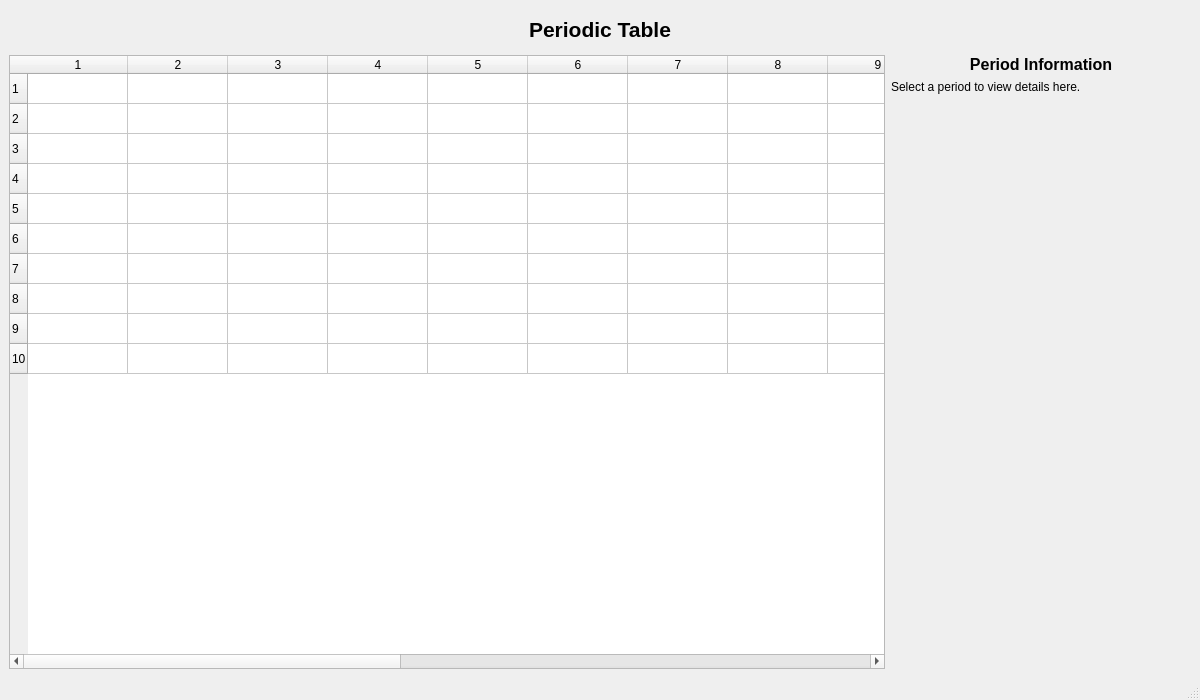
The window that ModernCppQTApp/src/periodictablewindow.ui (pawcijo/CppPlayground) describes before a commit, drawn with Qt 5.
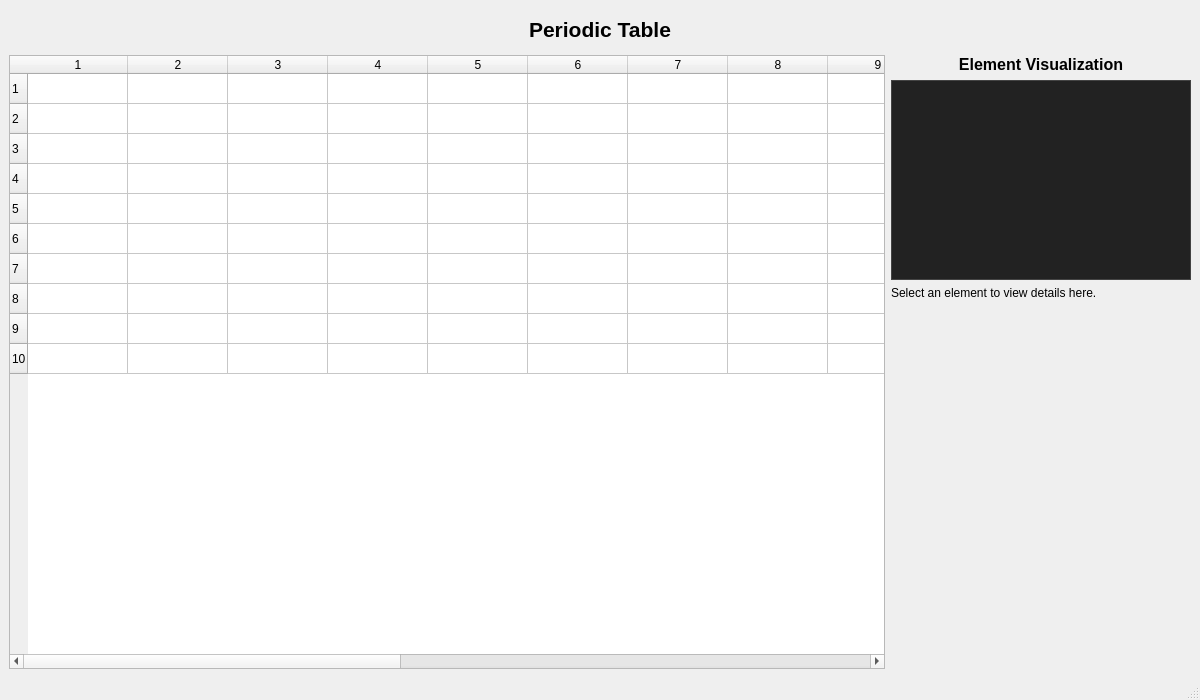
The same window after the commit.

Commit message: Replace exception in static lib, add small vulkan window in Qt

```diff
--- a/ModernCppQTApp/src/periodictablewindow.ui
+++ b/ModernCppQTApp/src/periodictablewindow.ui
@@ -62,7 +62,7 @@
         <item>
          <widget class="QLabel" name="labelPeriodInfoTitle">
           <property name="text">
-           <string>Period Information</string>
+           <string>Element Visualization</string>
           </property>
           <property name="alignment">
            <set>Qt::AlignCenter</set>
@@ -75,10 +75,27 @@
           </property>
          </widget>
         </item>
+        <item>
+         <!-- Vulkan rendering area placeholder -->
+         <widget class="QWidget" name="vulkanWidgetPlaceholder">
+          <property name="minimumSize">
+           <size>
+            <width>300</width>
+            <height>200</height>
+           </size>
+          </property>
+          <property name="styleSheet">
+           <string notr="true">background-color: #222222; border: 1px solid #444;</string>
+          </property>
+          <property name="toolTip">
+           <string>Vulkan-rendered visualization will appear here.</string>
+          </property>
+         </widget>
+        </item>
         <item>
          <widget class="QLabel" name="labelPeriodInfoContent">
           <property name="text">
-           <string>Select a period to view details here.</string>
+           <string>Select an element to view details here.</string>
           </property>
           <property name="wordWrap">
            <bool>true</bool>
@@ -102,7 +119,7 @@
           <property name="sizeHint" stdset="0">
            <size>
             <width>5</width>
-            <height>200</height>
+            <height>150</height>
            </size>
           </property>
          </spacer>
```
Left out of the diff: 2 changed lines with no effect on the pictures. The commit also changes 9 other files.
